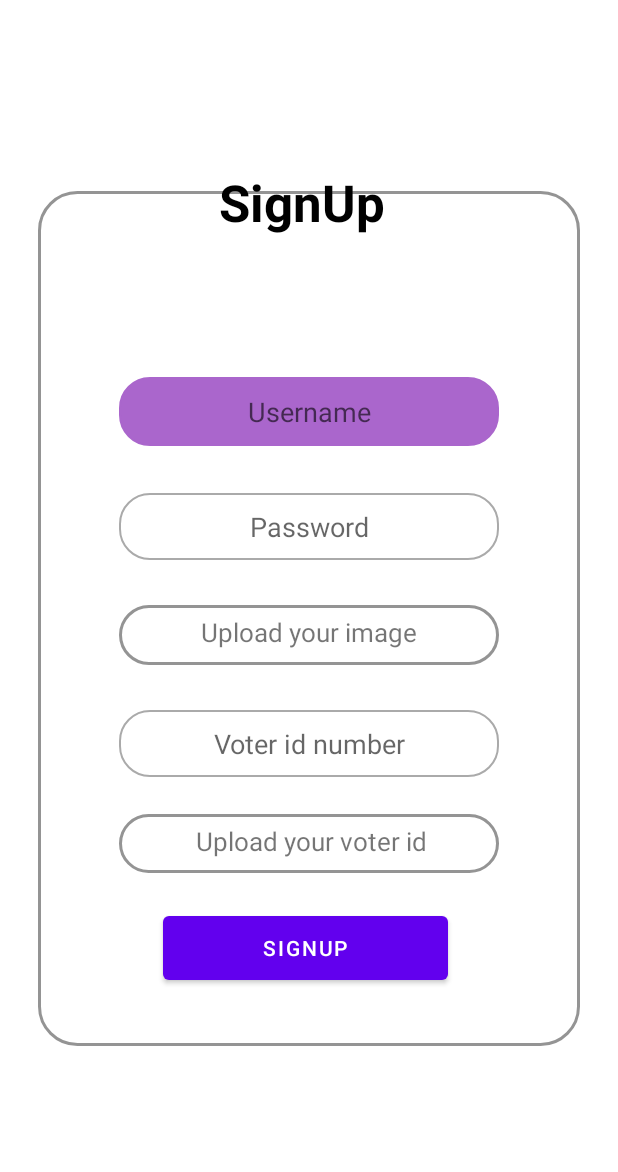
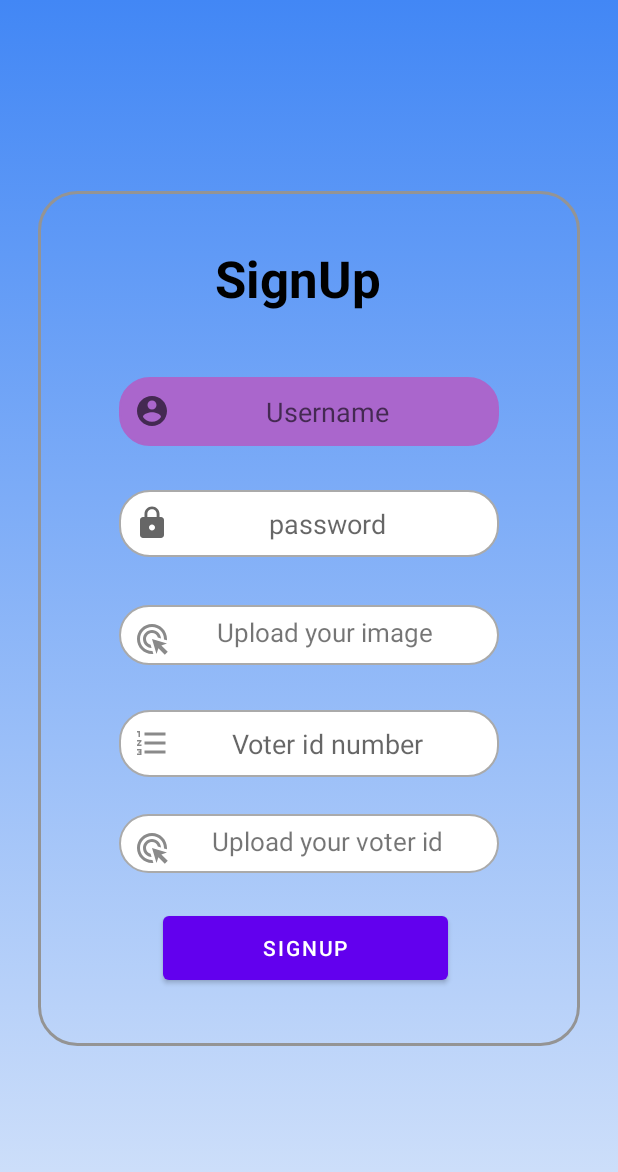
Before and after one commit to Zandevier/AndroidProject, an Android app: the MainActivity3 screen opened directly, with no data from a screen before it, on a phone screen of 412 x 824 dp. Shown: the top 1172 px of the screen. Run offline under Robolectric (Android 15) with nearby library versions, the phone set to English and light mode, and no system bars.

Commit message:
changes added

```diff
--- a/app/build.gradle
+++ b/app/build.gradle
@@ -35,4 +35,5 @@ dependencies {
     testImplementation 'junit:junit:4.13.2'
     androidTestImplementation 'androidx.test.ext:junit:1.1.3'
     androidTestImplementation 'androidx.test.espresso:espresso-core:3.4.0'
+
 }
--- a/app/src/main/AndroidManifest.xml
+++ b/app/src/main/AndroidManifest.xml
@@ -1,6 +1,11 @@
 <?xml version="1.0" encoding="utf-8"?>
 <manifest xmlns:android="http://schemas.android.com/apk/res/android"
+    xmlns:tools="http://schemas.android.com/tools"
     package="com.example.joinpage">
+
+    <uses-permission android:name="android.permission.READ_EXTERNAL_STORAGE"/>
+    <uses-permission android:name="android.permission.WRITE_EXTERNAL_STORAGE"/>
+    <uses-permission android:name="android.permission.CAMERA"/>
 
     <application
         android:allowBackup="true"
@@ -23,7 +28,10 @@
 
                 <category android:name="android.intent.category.LAUNCHER" />
             </intent-filter>
+
         </activity>
+
     </application>
 
+
 </manifest>
--- a/app/src/main/java/com/example/joinpage/MainActivity2.java
+++ b/app/src/main/java/com/example/joinpage/MainActivity2.java
@@ -30,6 +30,7 @@ public class MainActivity2 extends AppCompatActivity {
             @Override
             public void onClick(View v) {
                 Intent intent = new Intent(MainActivity2.this,MainActivity3.class);
+                //Intent is used to perform actions on the screen
                 startActivity(intent);
             }
         });
--- a/app/src/main/java/com/example/joinpage/MainActivity3.java
+++ b/app/src/main/java/com/example/joinpage/MainActivity3.java
@@ -1,14 +1,71 @@
 package com.example.joinpage;
 
+
+import androidx.activity.result.ActivityResult;
+import androidx.activity.result.ActivityResultCallback;
+import androidx.activity.result.ActivityResultLauncher;
+import androidx.activity.result.contract.ActivityResultContracts;
+import androidx.annotation.RequiresApi;
 import androidx.appcompat.app.AppCompatActivity;
+import androidx.core.content.ContextCompat;
 
+import android.Manifest;
+import android.content.Intent;
+import android.content.pm.PackageManager;
+import android.net.Uri;
+import android.os.Build;
 import android.os.Bundle;
+import android.provider.MediaStore;
+import android.view.View;
+import android.widget.TextView;
+import android.widget.Toast;
 
 public class MainActivity3 extends AppCompatActivity {
+    int select_photo = 1;
+    Uri uri;//Uri is the Uniform Resource Identifier
+    public TextView voterid_img,upload_img;
+    private static final int CAMERA_REQUEST = 100;
+    public static final int STORAGE_REQUEST = 101;
+
+    ActivityResultLauncher<Intent> activityLauncher =registerForActivityResult(
+            new ActivityResultContracts.StartActivityForResult(),
+            new ActivityResultCallback<ActivityResult>() {
+                @Override
+                public void onActivityResult(ActivityResult result) {
+
+                    Toast.makeText(MainActivity3.this, "image selected", Toast.LENGTH_SHORT).show();
+                }
+            }
+    );
+
 
     @Override
     protected void onCreate(Bundle savedInstanceState) {
         super.onCreate(savedInstanceState);
         setContentView(R.layout.activity_main3);
+
+
+        //Image picker code
+        voterid_img = (TextView) findViewById(R.id.voterid_img);
+        upload_img = (TextView) findViewById(R.id.upload_img);
+
+        upload_img.setOnClickListener(new View.OnClickListener() {
+            @Override
+            public void onClick(View v) {
+                Intent uimg = new Intent(Intent.ACTION_PICK,MediaStore.Images.Media.EXTERNAL_CONTENT_URI);
+                activityLauncher.launch(uimg);
+            }
+        });
+        voterid_img.setOnClickListener(new View.OnClickListener() {
+            @Override
+            public void onClick(View v) {
+                Intent voter_img = new Intent(Intent.ACTION_PICK,MediaStore.Images.Media.EXTERNAL_CONTENT_URI);
+                activityLauncher.launch(voter_img);
+            }
+        });
+
+
     }
+
+
 }
--- /dev/null
+++ b/app/src/main/res/drawable/click.xml
@@ -0,0 +1,5 @@
+<vector android:height="24dp" android:tint="#8A8A8A"
+    android:viewportHeight="24" android:viewportWidth="24"
+    android:width="24dp" xmlns:android="http://schemas.android.com/apk/res/android">
+    <path android:fillColor="@android:color/white" android:pathData="M11.71,17.99C8.53,17.84 6,15.22 6,12c0,-3.31 2.69,-6 6,-6c3.22,0 5.84,2.53 5.99,5.71l-2.1,-0.63C15.48,9.31 13.89,8 12,8c-2.21,0 -4,1.79 -4,4c0,1.89 1.31,3.48 3.08,3.89L11.71,17.99zM22,12c0,0.3 -0.01,0.6 -0.04,0.9l-1.97,-0.59C20,12.21 20,12.1 20,12c0,-4.42 -3.58,-8 -8,-8s-8,3.58 -8,8s3.58,8 8,8c0.1,0 0.21,0 0.31,-0.01l0.59,1.97C12.6,21.99 12.3,22 12,22C6.48,22 2,17.52 2,12C2,6.48 6.48,2 12,2S22,6.48 22,12zM18.23,16.26L22,15l-10,-3l3,10l1.26,-3.77l4.27,4.27l1.98,-1.98L18.23,16.26z"/>
+</vector>
--- /dev/null
+++ b/app/src/main/res/drawable/number.xml
@@ -0,0 +1,5 @@
+<vector android:height="24dp" android:tint="#8A8A8A"
+    android:viewportHeight="24" android:viewportWidth="24"
+    android:width="24dp" xmlns:android="http://schemas.android.com/apk/res/android">
+    <path android:fillColor="@android:color/white" android:pathData="M2,17h2v0.5L3,17.5v1h1v0.5L2,19v1h3v-4L2,16v1zM3,8h1L4,4L2,4v1h1v3zM2,11h1.8L2,13.1v0.9h3v-1L3.2,13L5,10.9L5,10L2,10v1zM7,5v2h14L21,5L7,5zM7,19h14v-2L7,17v2zM7,13h14v-2L7,11v2z"/>
+</vector>
--- a/app/src/main/res/layout/activity_main3.xml
+++ b/app/src/main/res/layout/activity_main3.xml
@@ -4,7 +4,8 @@
     xmlns:tools="http://schemas.android.com/tools"
     android:layout_width="match_parent"
     android:layout_height="match_parent"
-    tools:context=".MainActivity3">
+    tools:context=".MainActivity3"
+    android:background="@drawable/background_1">
 
     <RelativeLayout
         android:layout_width="361dp"
@@ -16,7 +17,7 @@
         android:background="@drawable/solid_border">
 
         <EditText
-            android:id="@+id/editTextTextPersonName"
+            android:id="@+id/username"
             android:layout_width="253dp"
             android:layout_height="46dp"
             android:layout_alignParentStart="true"
@@ -27,31 +28,14 @@
             android:layout_marginTop="124dp"
             android:layout_marginEnd="54dp"
             android:layout_marginBottom="400dp"
+            android:background="@drawable/custom_input"
+            android:drawableStart="@drawable/user_logo"
             android:ems="10"
             android:hint="Username"
+            android:paddingStart="10dp"
+            android:paddingEnd="10dp"
+            android:inputType="textPersonName"
             android:textAlignment="center"
-            android:background="@drawable/custom_input"
-            android:inputType="textPersonName"
-            app:layout_constraintEnd_toEndOf="parent"
-            app:layout_constraintStart_toStartOf="parent" />
-
-        <EditText
-            android:id="@+id/editTextTextPersonName2"
-            android:layout_width="253dp"
-            android:layout_height="wrap_content"
-            android:layout_alignParentStart="true"
-            android:layout_alignParentTop="true"
-            android:layout_alignParentEnd="true"
-            android:layout_alignParentBottom="true"
-            android:layout_marginStart="54dp"
-            android:layout_marginTop="201dp"
-            android:layout_marginEnd="54dp"
-            android:layout_marginBottom="324dp"
-            android:ems="10"
-            android:background="@drawable/custom_input"
-            android:textAlignment="center"
-            android:hint="Password"
-            android:inputType="textPersonName"
             app:layout_constraintEnd_toEndOf="parent"
             app:layout_constraintStart_toStartOf="parent" />
 
@@ -71,7 +55,7 @@
 
         <TextView
             android:id="@+id/upload_img"
-            android:layout_width="254dp"
+            android:layout_width="253dp"
             android:layout_height="40dp"
             android:layout_alignParentStart="true"
             android:layout_alignParentTop="true"
@@ -81,9 +65,12 @@
             android:layout_marginTop="276dp"
             android:layout_marginEnd="54dp"
             android:layout_marginBottom="254dp"
-            android:background="@drawable/solid_border"
-            android:paddingStart="3dp"
+            android:background="@drawable/custom_input"
+            android:drawableStart="@drawable/click"
+
+            android:paddingStart="10dp"
             android:paddingTop="6dp"
+            android:paddingEnd="10dp"
             android:text="Upload your image "
             android:textAlignment="center"
             android:textSize="17sp"
@@ -105,6 +92,9 @@
             android:layout_marginEnd="54dp"
             android:layout_marginBottom="179dp"
             android:background="@drawable/custom_input"
+            android:drawableStart="@drawable/number"
+            android:paddingStart="10dp"
+            android:paddingEnd="10dp"
             android:ems="10"
             android:hint="Voter id number"
             android:inputType="textPersonName"
@@ -124,30 +114,59 @@
             android:layout_marginTop="415dp"
             android:layout_marginEnd="54dp"
             android:layout_marginBottom="115dp"
-            android:background="@drawable/solid_border"
-            android:paddingStart="3dp"
+            android:background="@drawable/custom_input"
+
+            android:drawableStart="@drawable/click"
+            android:paddingStart="10dp"
             android:paddingTop="6dp"
+            android:paddingEnd="10dp"
             android:text="Upload your voter id"
             android:textAlignment="center"
             android:textSize="17dp"
             app:layout_constraintEnd_toEndOf="parent"
             app:layout_constraintStart_toStartOf="parent" />
 
-    </RelativeLayout>
-
         <TextView
             android:id="@+id/textView2"
             android:layout_width="wrap_content"
             android:layout_height="wrap_content"
+            android:layout_alignParentStart="true"
+            android:layout_alignParentTop="true"
+            android:layout_alignParentEnd="true"
+            android:layout_alignParentBottom="true"
+            android:layout_marginStart="118dp"
+            android:layout_marginTop="35dp"
+            android:layout_marginEnd="125dp"
+            android:layout_marginBottom="490dp"
             android:text="SignUp "
             android:textColor="#000000"
             android:textSize="34dp"
             android:textStyle="bold"
-        app:layout_constraintBottom_toBottomOf="parent"
+            tools:ignore="MissingConstraints" />
+
+        <EditText
+            android:id="@+id/password_2"
+            android:layout_width="wrap_content"
+            android:layout_height="wrap_content"
+            android:layout_alignParentStart="true"
+            android:layout_alignParentTop="true"
+            android:layout_alignParentEnd="true"
+            android:layout_alignParentBottom="true"
+            android:layout_marginStart="54dp"
+            android:layout_marginTop="199dp"
+            android:layout_marginEnd="54dp"
+            android:layout_marginBottom="326dp"
+            android:background="@drawable/custom_input"
+            android:ems="10"
+            android:paddingStart="10dp"
+            android:paddingEnd="10dp"
+            android:hint="password"
+            android:drawableStart="@drawable/lock_icon"
+            android:inputType="textPassword"
+            android:textAlignment="center"
             app:layout_constraintEnd_toEndOf="parent"
-        app:layout_constraintHorizontal_bias="0.498"
-        app:layout_constraintStart_toStartOf="parent"
-        app:layout_constraintTop_toTopOf="parent"
-        app:layout_constraintVertical_bias="0.144"
-        tools:ignore="MissingConstraints" />
+            app:layout_constraintStart_toStartOf="parent" />
+
+    </RelativeLayout>
+
 </androidx.constraintlayout.widget.ConstraintLayout>
```
Lines whose indentation alone changed are shown as unchanged.
